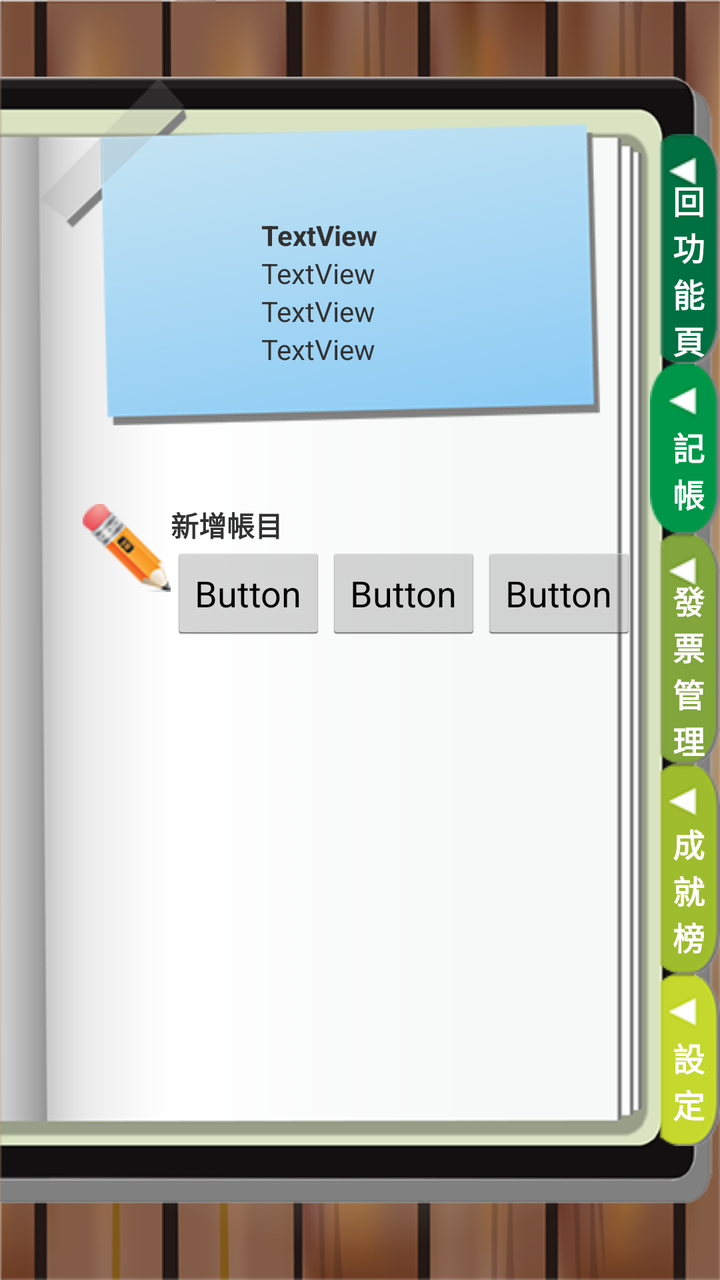
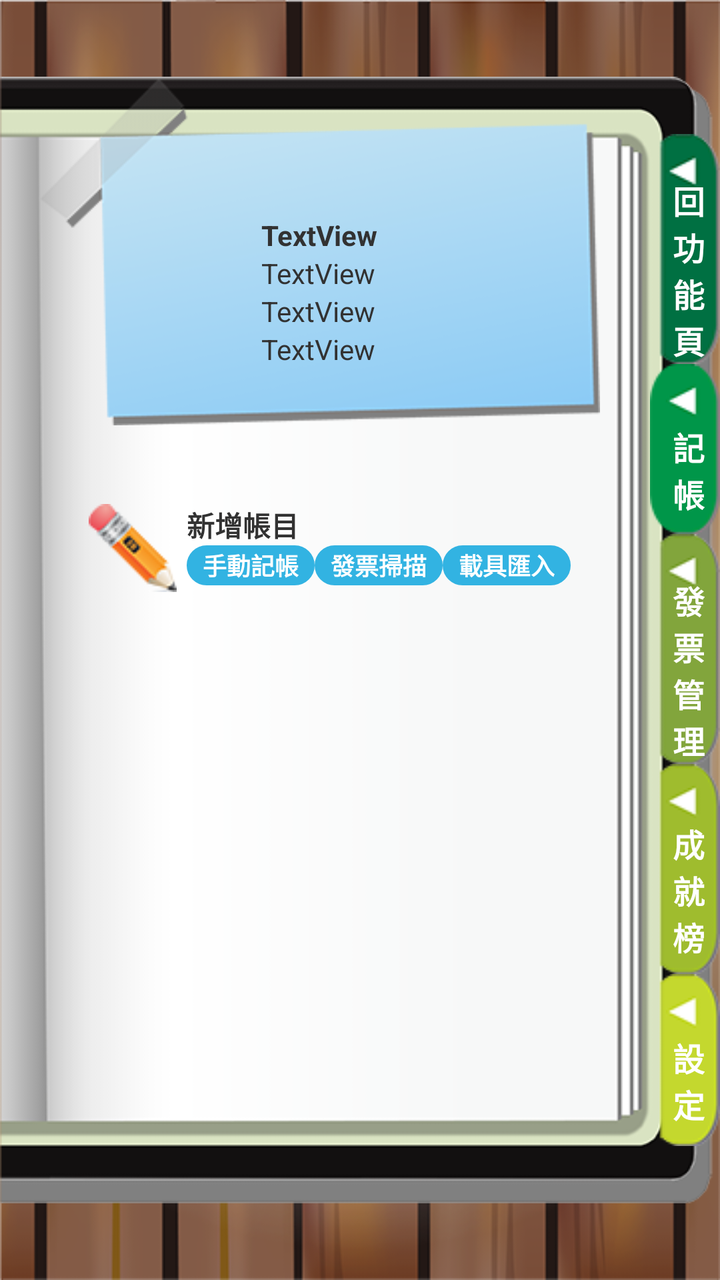

Two renders of the same Android screen: before a commit and after it. Below are the layout's source before the change and the commit's diff.
<!-- AndroidManifest.xml: application theme AppTheme -->
<!-- res/layout/activity_accounts.xml -->
<RelativeLayout xmlns:android="http://schemas.android.com/apk/res/android"
    xmlns:tools="http://schemas.android.com/tools"
    android:layout_width="match_parent"
    android:layout_height="match_parent"
    android:background="@drawable/bg_wood"
    tools:context=".MainActivity" >

    <ImageView
        android:id="@+id/imageView1"
        android:layout_width="match_parent"
        android:layout_height="match_parent"
        android:layout_alignParentLeft="true"
        android:src="@drawable/bg_book" />

    <LinearLayout
        android:layout_width="match_parent"
        android:layout_height="match_parent"
        android:orientation="vertical" >

        <RelativeLayout
            android:layout_width="match_parent"
            android:layout_height="wrap_content" >

            <ImageView
                android:id="@+id/imageView2"
                android:layout_width="wrap_content"
                android:layout_height="wrap_content"
                android:layout_margin="20dp"
                android:paddingRight="40dp"
                android:src="@drawable/account_bg" />

            <LinearLayout
                android:layout_width="wrap_content"
                android:layout_height="wrap_content"
                android:layout_centerInParent="true"
                android:orientation="vertical"
                android:paddingTop="40dp" >

                <TextView
                    android:id="@+id/textView6"
                    android:layout_width="wrap_content"
                    android:layout_height="wrap_content"
                    android:paddingRight="40dp"
                    android:text="TextView"
                    android:textStyle="bold" />

                <TextView
                    android:id="@+id/textView7"
                    android:layout_width="wrap_content"
                    android:layout_height="wrap_content"
                    android:text="TextView" />

                <TextView
                    android:id="@+id/textView8"
                    android:layout_width="wrap_content"
                    android:layout_height="wrap_content"
                    android:text="TextView" />

                <TextView
                    android:id="@+id/textView9"
                    android:layout_width="wrap_content"
                    android:layout_height="wrap_content"
                    android:text="TextView" />
            </LinearLayout>
        </RelativeLayout>

        <LinearLayout
            android:layout_width="wrap_content"
            android:layout_height="wrap_content"
            android:layout_gravity="center_horizontal" >

            <ImageView
                android:id="@+id/imageView3"
                android:layout_width="wrap_content"
                android:layout_height="wrap_content"
                android:src="@drawable/account_pen" />

            <LinearLayout
                android:layout_width="wrap_content"
                android:layout_height="wrap_content"
                android:orientation="vertical" >

                <TextView
                    android:id="@+id/textView10"
                    android:layout_width="wrap_content"
                    android:layout_height="wrap_content"
                    android:text="新增帳目"
                    android:textSize="14sp"
                    android:textStyle="bold" />

                <LinearLayout
                    android:layout_width="wrap_content"
                    android:layout_height="wrap_content" >

                    <Button
                        android:id="@+id/button1"
                        android:layout_width="wrap_content"
                        android:layout_height="wrap_content"
                        android:text="Button" />

                    <Button
                        android:id="@+id/button2"
                        android:layout_width="wrap_content"
                        android:layout_height="wrap_content"
                        android:text="Button" />

                    <Button
                        android:id="@+id/button3"
                        android:layout_width="wrap_content"
                        android:layout_height="wrap_content"
                        android:text="Button" />

                </LinearLayout>

            </LinearLayout>

        </LinearLayout>

    </LinearLayout>

    <LinearLayout
        android:layout_width="match_parent"
        android:layout_height="wrap_content"
        android:layout_centerInParent="true"
        android:gravity="right"
        android:orientation="vertical" >

        <RelativeLayout
            android:layout_width="wrap_content"
            android:layout_height="wrap_content" >

            <ImageButton
                android:id="@+id/imageButton1"
                android:layout_width="wrap_content"
                android:layout_height="wrap_content"
                android:background="@color/transparent"
                android:src="@drawable/btn_backfunc" />

            <TextView
                android:id="@+id/textView1"
                android:layout_width="wrap_content"
                android:layout_height="wrap_content"
                android:layout_centerInParent="true"
                android:text="\n 回\n 功\n 能\n 頁"
                android:textColor="#ffffff"
                android:textSize="16sp"
                android:textStyle="bold"
                android:visibility="visible" />

        </RelativeLayout>

        <RelativeLayout
            android:layout_width="wrap_content"
            android:layout_height="wrap_content" >

            <ImageButton
                android:id="@+id/imageButton2"
                android:layout_width="wrap_content"
                android:layout_height="wrap_content"
                android:background="@color/transparent"
                android:src="@drawable/main_account" />

            <TextView
                android:id="@+id/textView2"
                android:layout_width="wrap_content"
                android:layout_height="wrap_content"
                android:layout_centerInParent="true"
                android:text="\n 記\n 帳"
                android:textColor="#ffffff"
                android:textSize="16sp"
                android:textStyle="bold"
                android:visibility="visible" />

        </RelativeLayout>

        <RelativeLayout
            android:layout_width="wrap_content"
            android:layout_height="wrap_content" >

            <ImageButton
                android:id="@+id/imageButton3"
                android:layout_width="wrap_content"
                android:layout_height="wrap_content"
                android:background="@color/transparent"
                android:src="@drawable/btn_manager" />

            <TextView
                android:id="@+id/textView3"
                android:layout_width="wrap_content"
                android:layout_height="wrap_content"
                android:layout_centerInParent="true"
                android:text="\n 發\n 票\n 管\n 理"
                android:textColor="#ffffff"
                android:textSize="16sp"
                android:textStyle="bold"
                android:visibility="visible" />

        </RelativeLayout>

        <RelativeLayout
            android:layout_width="wrap_content"
            android:layout_height="wrap_content" >

            <ImageButton
                android:id="@+id/imageButton4"
                android:layout_width="wrap_content"
                android:layout_height="wrap_content"
                android:background="@color/transparent"
                android:src="@drawable/btn_social" />

            <TextView
                android:id="@+id/textView4"
                android:layout_width="wrap_content"
                android:layout_height="wrap_content"
                android:layout_centerInParent="true"
                android:text="\n 成\n 就\n 榜"
                android:textColor="#ffffff"
                android:textSize="16sp"
                android:textStyle="bold"
                android:visibility="visible" />

        </RelativeLayout>

        <RelativeLayout
            android:layout_width="wrap_content"
            android:layout_height="wrap_content" >

            <ImageButton
                android:id="@+id/imageButton5"
                android:layout_width="wrap_content"
                android:layout_height="wrap_content"
                android:background="@color/transparent"
                android:src="@drawable/btn_setting" />

            <TextView
                android:id="@+id/textView5"
                android:layout_width="wrap_content"
                android:layout_height="wrap_content"
                android:layout_centerInParent="true"
                android:text="\n 設\n 定"
                android:textColor="#ffffff"
                android:textSize="16sp"
                android:textStyle="bold"
                android:visibility="visible" />

        </RelativeLayout>

    </LinearLayout>

</RelativeLayout>
<!-- resources referenced by this layout -->
<resources>
  <color name="transparent">#00000000</color>
  <!-- drawable account_bg: png bitmap (drawable-mdpi, 14366 bytes) -->
  <!-- drawable account_pen: png bitmap (drawable-mdpi, 5863 bytes) -->
  <!-- drawable bg_book: png bitmap (drawable-mdpi, 14514 bytes) -->
  <!-- drawable bg_wood: png bitmap (drawable-mdpi, 216225 bytes) -->
  <!-- drawable btn_backfunc: png bitmap (drawable-mdpi, 4521 bytes) -->
  <!-- drawable btn_manager: png bitmap (drawable-mdpi, 4517 bytes) -->
  <!-- drawable btn_setting: png bitmap (drawable-mdpi, 4490 bytes) -->
  <!-- drawable btn_social: png bitmap (drawable-mdpi, 4511 bytes) -->
  <!-- drawable main_account: png bitmap (drawable-mdpi, 4217 bytes) -->
  <style name="AppTheme" parent="AppBaseTheme">
          
      </style>
  <style name="AppBaseTheme" parent="android:Theme.Light">
  	    <item name="android:windowNoTitle">true</item>
          
      </style>
</resources>

<!-- the commit's change to res/layout/activity_accounts.xml (unified diff, before → after) -->
@@ -67,12 +67,15 @@
         <LinearLayout
             android:layout_width="wrap_content"
             android:layout_height="wrap_content"
-            android:layout_gravity="center_horizontal" >
+            android:layout_gravity="center_horizontal"
+            android:gravity="center_horizontal"
+            android:paddingRight="30dp" >
 
             <ImageView
                 android:id="@+id/imageView3"
                 android:layout_width="wrap_content"
                 android:layout_height="wrap_content"
+                android:paddingRight="5dp"
                 android:src="@drawable/account_pen" />
 
             <LinearLayout
@@ -96,19 +99,34 @@
                         android:id="@+id/button1"
                         android:layout_width="wrap_content"
                         android:layout_height="wrap_content"
-                        android:text="Button" />
+                        android:background="@drawable/button_style"
+                        android:minHeight="20dp"
+                        android:text="手動記帳"
+                        android:textColor="#ffffff"
+                        android:textSize="12sp"
+                        android:textStyle="bold" />
 
                     <Button
                         android:id="@+id/button2"
                         android:layout_width="wrap_content"
                         android:layout_height="wrap_content"
-                        android:text="Button" />
+                        android:background="@drawable/button_style"
+                        android:minHeight="20dp"
+                        android:text="發票掃描"
+                        android:textColor="#ffffff"
+                        android:textSize="12sp"
+                        android:textStyle="bold" />
 
                     <Button
                         android:id="@+id/button3"
                         android:layout_width="wrap_content"
                         android:layout_height="wrap_content"
-                        android:text="Button" />
+                        android:background="@drawable/button_style"
+                        android:minHeight="20dp"
+                        android:text="載具匯入"
+                        android:textColor="#ffffff"
+                        android:textSize="12sp"
+                        android:textStyle="bold" />
 
                 </LinearLayout>
 
<!-- resource entries referenced after the edit -->
@@ -9,6 +9,33 @@
   <!-- drawable btn_manager: png bitmap (drawable-mdpi, 4517 bytes) -->
   <!-- drawable btn_setting: png bitmap (drawable-mdpi, 4490 bytes) -->
   <!-- drawable btn_social: png bitmap (drawable-mdpi, 4511 bytes) -->
+  <!-- drawable button_style (drawable) -->
+  <?xml version="1.0" encoding="utf-8"?>
+  <selector xmlns:android="http://schemas.android.com/apk/res/android">
+      <item android:state_pressed="false">
+          <shape>
+              <solid 
+                  android:color="#32B3E2" />
+              <stroke
+                  android:width="1dp"
+                  android:color="#32B3E2" />
+              <corners
+                  android:radius="10dp" />
+          </shape>
+      </item>
+  
+      <item android:state_pressed="true">
+          <shape>
+              <solid 
+                  android:color="#2E93BA" />
+              <stroke
+                  android:width="1dp"
+                  android:color="#2E93BA" />
+              <corners 
+                  android:radius="10dp" />
+          </shape>
+      </item>
+  </selector>
   <!-- drawable main_account: png bitmap (drawable-mdpi, 4217 bytes) -->
   <style name="AppTheme" parent="AppBaseTheme">
           
